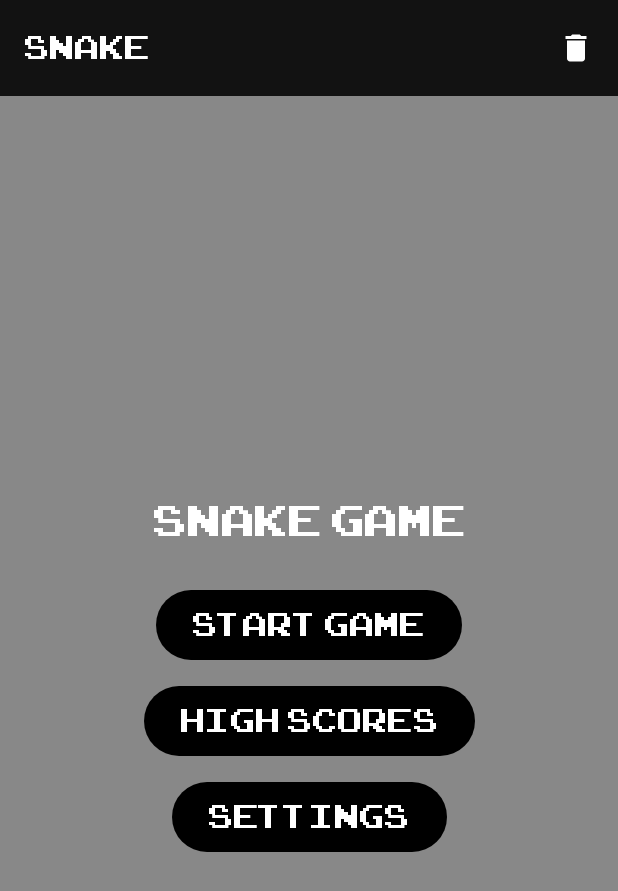
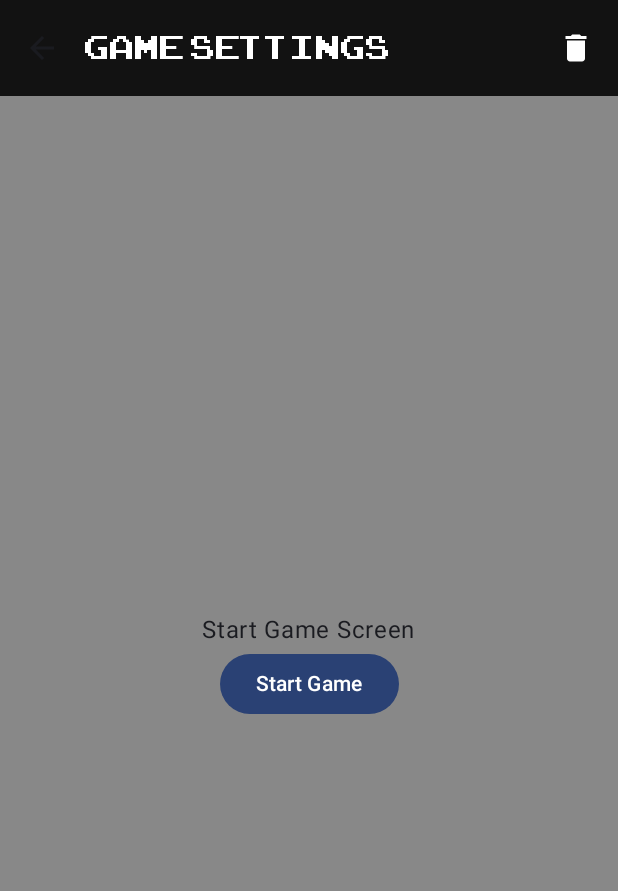
Before and after one commit to VencelKocsis/Snake, an Android app built with Jetpack Compose: the composable MainNavScreen shown on its own in the app's theme, after a tap on "Start Game", on a phone screen of 412 x 824 dp. Shown: the top 891 px of the screen. Run offline under Robolectric (Android 15) with nearby library versions, the phone set to English and light mode, and no system bars; our stand-ins replace livedata-compose.

Commit message:
StartGameScreen

```diff
--- a/app/src/main/java/hu/bme/aut/android/snake/feature/startgame/StartGameScreen.kt
+++ b/app/src/main/java/hu/bme/aut/android/snake/feature/startgame/StartGameScreen.kt
@@ -1,4 +1,35 @@
 package hu.bme.aut.android.snake.feature.startgame
 
-class StartGameScreen {
+import androidx.compose.foundation.background
+import androidx.compose.foundation.layout.Arrangement
+import androidx.compose.foundation.layout.Column
+import androidx.compose.foundation.layout.fillMaxSize
+import androidx.compose.material3.Button
+import androidx.compose.material3.Text
+import androidx.compose.runtime.Composable
+import androidx.compose.ui.Alignment
+import androidx.compose.ui.Modifier
+import androidx.compose.ui.graphics.Color
+import androidx.navigation.NavHostController
+
+@Composable
+fun StartGameScreen (
+    navController: NavHostController
+) {
+    Column(
+        Modifier
+            .fillMaxSize()
+            .background(Color.Gray),
+        horizontalAlignment = Alignment.CenterHorizontally,
+        verticalArrangement = Arrangement.Center
+    ) {
+        Text(text = "Start Game Screen")
+        Button(
+            onClick = {
+                navController.navigate("gameScreen/medium/Player1") // Example navigation action
+            }
+        ) {
+            Text(text = "Start Game")
+        }
+    }
 }
--- a/app/src/main/java/hu/bme/aut/android/snake/navigation/NavGraph.kt
+++ b/app/src/main/java/hu/bme/aut/android/snake/navigation/NavGraph.kt
@@ -11,6 +11,7 @@ import hu.bme.aut.android.snake.feature.highscores.HighScoresScreen
 import hu.bme.aut.android.snake.feature.main.MainScreen
 import hu.bme.aut.android.snake.feature.main.MainViewModel
 import hu.bme.aut.android.snake.feature.settings.SettingsScreen
+import hu.bme.aut.android.snake.feature.startgame.StartGameScreen
 
 @Composable
 fun NavGraph(
@@ -27,6 +28,13 @@ fun NavGraph(
         //gameScreen
 
         //preGameScreen
+        composable("preGamescreen") {
+            mainViewModel.updateTitle("Game Settings", true)
+            mainViewModel.setNavigationAction { navController.navigate("mainscreen") }
+            StartGameScreen(
+                navController = navController
+            )
+        }
 
         //mainscreen
         composable("mainscreen") {
```
